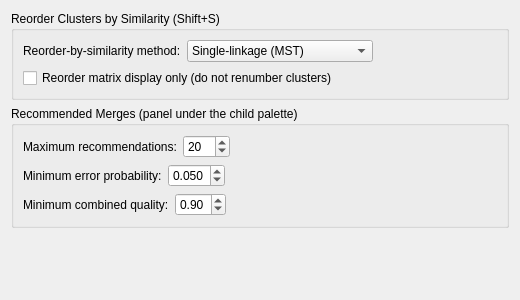
Old version of the form src/klusters/src/prefsortinglayout.ui in the repository Gravios/neurosuite-3.
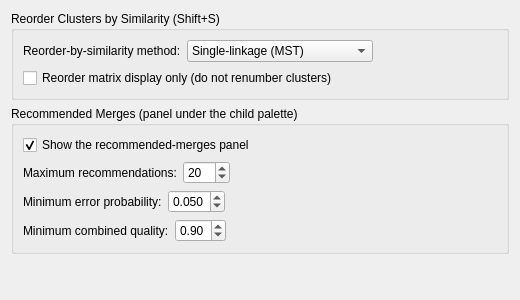
New version of the form.

Commit message: klusters: move the merge-recommendation ranking to a worker thread, and make the panel optional

Diff of the .ui file:
```diff
--- a/src/klusters/src/prefsortinglayout.ui
+++ b/src/klusters/src/prefsortinglayout.ui
@@ -76,6 +76,15 @@
       <string>Recommended Merges (panel under the child palette)</string>
      </property>
      <layout class="QVBoxLayout" name="mergeRecommendGroupLayout">
+      <item>
+       <widget class="QCheckBox" name="showMergeRecommendPanelCheckBox">
+        <property name="text">
+         <string>Show the recommended-merges panel</string>
+        </property>
+        <property name="toolTip"><string>Show the Recommended merges dock in hierarchical sessions. Ranking compares every pair of clusters, so at high cluster counts the scan is substantial; turn this off to skip it entirely when you are not using the recommendations. The scan itself runs on a background thread and does not block editing. Default: on.</string></property>
+        <property name="checked"><bool>true</bool></property>
+       </widget>
+      </item>
       <item>
        <layout class="QHBoxLayout" name="mergeRecommendMaxRow">
         <item>
```
The commit also changes 14 other files.
